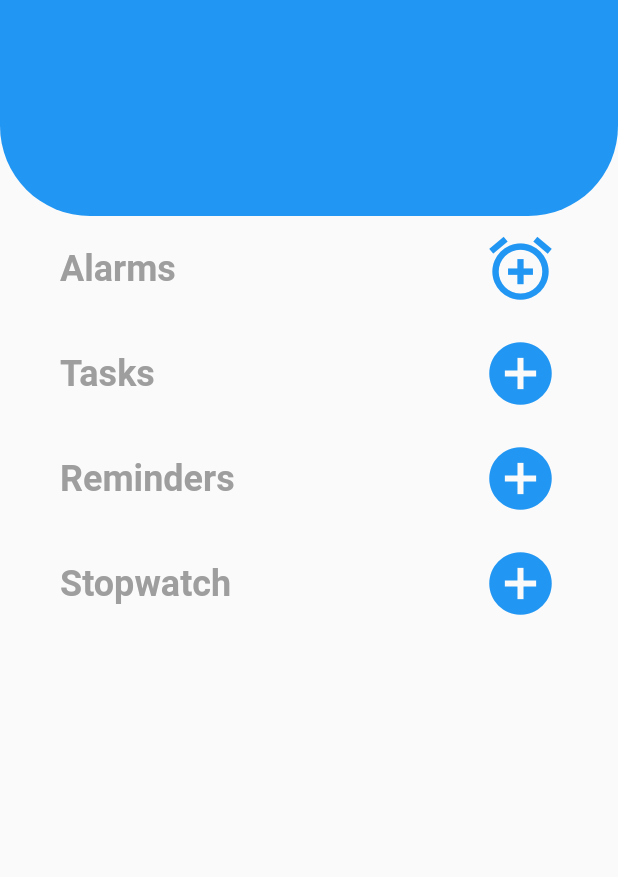
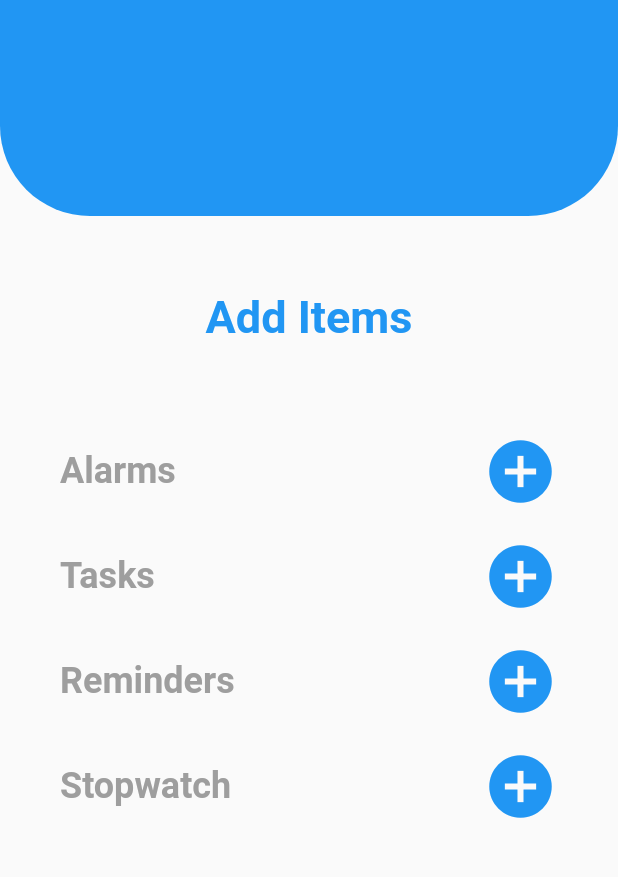
Before and after one commit to shadkasera/plan_ahead, a Flutter app: the screen it shows after launch, on a phone screen of 412 x 824 dp, the part 84-961 px from its top. Run offline on Flutter 3.47's test engine with Material 2 defaults, Android fonts, the phone set to English and light mode, and no system bars.

Commit message:
updated files

```diff
--- a/lib/pages/add_all.dart
+++ b/lib/pages/add_all.dart
@@ -40,6 +40,16 @@ class AddAllPage extends StatelessWidget {
           child: SingleChildScrollView(
         child: Column(
           children: [
+            const Padding(
+              padding: EdgeInsets.all(50),
+              child: Text(
+                'Add Items',
+                style: TextStyle(
+                  fontSize: 30,
+                  fontWeight: FontWeight.bold,color: Colors.blue
+                ),
+              ),
+            ),
             Padding(
               padding: const EdgeInsets.symmetric(horizontal: 30),
               child: Column(
@@ -63,7 +73,7 @@ class AddAllPage extends StatelessWidget {
                           ],
                         ),
                         const Icon(
-                          Icons.add_alarm,
+                          Icons.add_circle,
                           size: 50,
                           color: Colors.blue,
                         ),
@@ -153,8 +163,6 @@ class AddAllPage extends StatelessWidget {
                   ),
 
                   // another
-
-
                 ],
               ),
             ),
```
